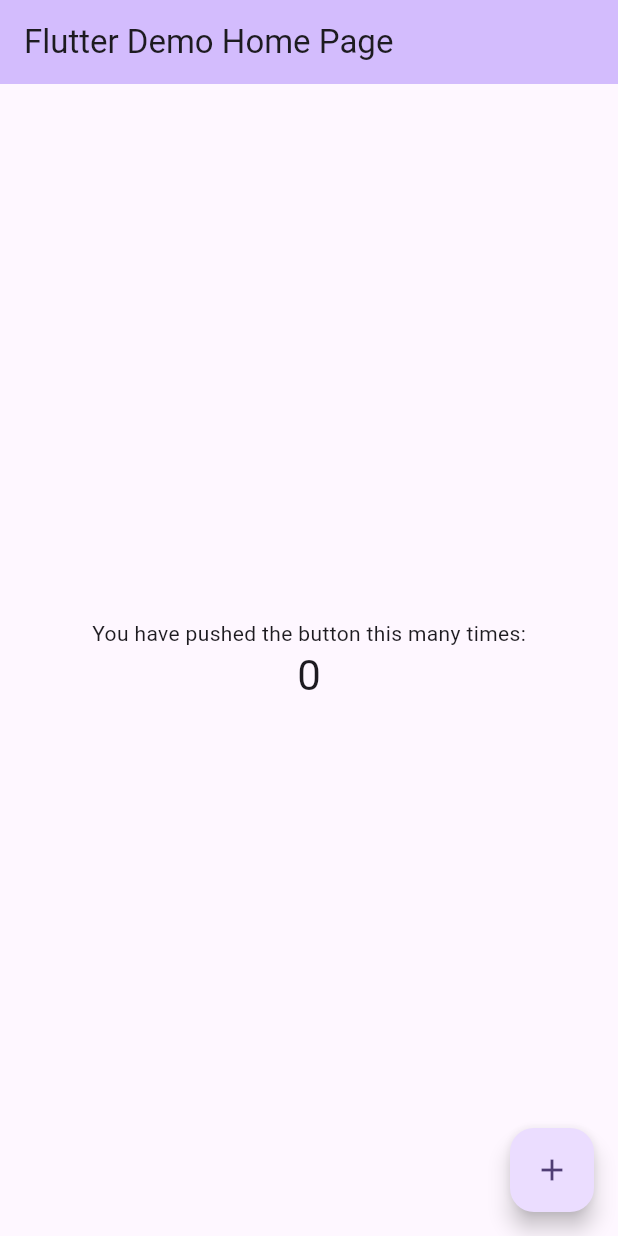
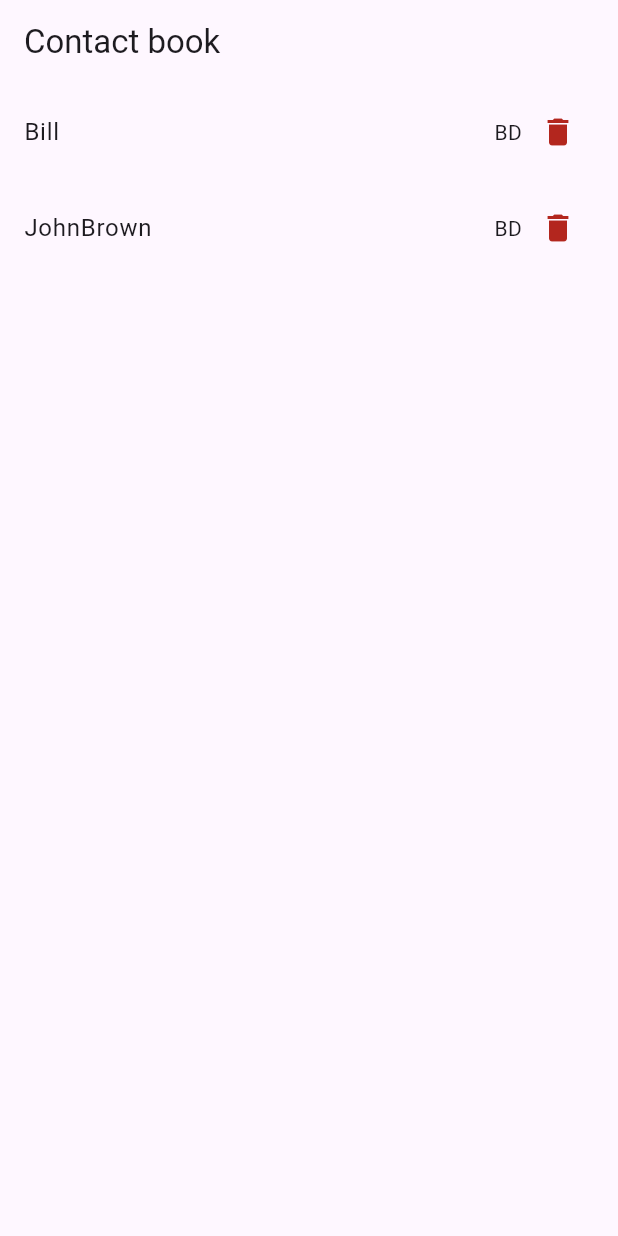
Before and after one commit to Dana-Nam/hw_28, a Flutter app: the screen it shows after launch, on a phone screen of 412 x 824 dp. Run offline on Flutter 3.47's test engine with Material 3 defaults, Android fonts, the phone set to English and light mode, and no system bars.

Commit message:
Added contact model, widget, screen, delete button

```diff
--- /dev/null
+++ b/lib/contacts_book.dart
@@ -0,0 +1,40 @@
+import 'package:flutter/material.dart';
+import 'package:hw_28/screens/contacts_screen.dart';
+
+import 'models/contact.dart';
+
+class ContactsBook extends StatefulWidget {
+  const ContactsBook({super.key});
+
+  @override
+  State<ContactsBook> createState() => _ContactsBookState();
+}
+
+class _ContactsBookState extends State<ContactsBook> {
+  List<Contact> contacts = [
+    Contact(name: 'Bill'),
+    Contact(name: 'John', surname: 'Brown'),
+  ];
+
+  void toggleContact(int index) {}
+
+  void deleteContact(int index) {
+    setState(() {
+      contacts.removeAt(index);
+    });
+  }
+
+  @override
+  Widget build(BuildContext context) {
+    return Scaffold(
+      appBar: AppBar(
+        title: Text('Contact book'),
+      ),
+      body: ContactsScreen(
+        contacts: contacts,
+        onToggle: toggleContact,
+        onDelete: deleteContact,
+      ),
+    );
+  }
+}
--- a/lib/main.dart
+++ b/lib/main.dart
@@ -1,125 +1,8 @@
 import 'package:flutter/material.dart';
+import 'package:hw_28/contacts_book.dart';
 
 void main() {
-  runApp(const MyApp());
+  runApp(MaterialApp(
+    home: ContactsBook(),
+  ));
 }
-
-class MyApp extends StatelessWidget {
-  const MyApp({super.key});
-
-  // This widget is the root of your application.
-  @override
-  Widget build(BuildContext context) {
-    return MaterialApp(
-      title: 'Flutter Demo',
-      theme: ThemeData(
-        // This is the theme of your application.
-        //
-        // TRY THIS: Try running your application with "flutter run". You'll see
-        // the application has a purple toolbar. Then, without quitting the app,
-        // try changing the seedColor in the colorScheme below to Colors.green
-        // and then invoke "hot reload" (save your changes or press the "hot
-        // reload" button in a Flutter-supported IDE, or press "r" if you used
-        // the command line to start the app).
-        //
-        // Notice that the counter didn't reset back to zero; the application
-        // state is not lost during the reload. To reset the state, use hot
-        // restart instead.
-        //
-        // This works for code too, not just values: Most code changes can be
-        // tested with just a hot reload.
-        colorScheme: ColorScheme.fromSeed(seedColor: Colors.deepPurple),
-        useMaterial3: true,
-      ),
-      home: const MyHomePage(title: 'Flutter Demo Home Page'),
-    );
-  }
-}
-
-class MyHomePage extends StatefulWidget {
-  const MyHomePage({super.key, required this.title});
-
-  // This widget is the home page of your application. It is stateful, meaning
-  // that it has a State object (defined below) that contains fields that affect
-  // how it looks.
-
-  // This class is the configuration for the state. It holds the values (in this
-  // case the title) provided by the parent (in this case the App widget) and
-  // used by the build method of the State. Fields in a Widget subclass are
-  // always marked "final".
-
-  final String title;
-
-  @override
-  State<MyHomePage> createState() => _MyHomePageState();
-}
-
-class _MyHomePageState extends State<MyHomePage> {
-  int _counter = 0;
-
-  void _incrementCounter() {
-    setState(() {
-      // This call to setState tells the Flutter framework that something has
-      // changed in this State, which causes it to rerun the build method below
-      // so that the display can reflect the updated values. If we changed
-      // _counter without calling setState(), then the build method would not be
-      // called again, and so nothing would appear to happen.
-      _counter++;
-    });
-  }
-
-  @override
-  Widget build(BuildContext context) {
-    // This method is rerun every time setState is called, for instance as done
-    // by the _incrementCounter method above.
-    //
-    // The Flutter framework has been optimized to make rerunning build methods
-    // fast, so that you can just rebuild anything that needs updating rather
-    // than having to individually change instances of widgets.
-    return Scaffold(
-      appBar: AppBar(
-        // TRY THIS: Try changing the color here to a specific color (to
-        // Colors.amber, perhaps?) and trigger a hot reload to see the AppBar
-        // change color while the other colors stay the same.
-        backgroundColor: Theme.of(context).colorScheme.inversePrimary,
-        // Here we take the value from the MyHomePage object that was created by
-        // the App.build method, and use it to set our appbar title.
-        title: Text(widget.title),
-      ),
-      body: Center(
-        // Center is a layout widget. It takes a single child and positions it
-        // in the middle of the parent.
-        child: Column(
-          // Column is also a layout widget. It takes a list of children and
-          // arranges them vertically. By default, it sizes itself to fit its
-          // children horizontally, and tries to be as tall as its parent.
-          //
-          // Column has various properties to control how it sizes itself and
-          // how it positions its children. Here we use mainAxisAlignment to
-          // center the children vertically; the main axis here is the vertical
-          // axis because Columns are vertical (the cross axis would be
-          // horizontal).
-          //
-          // TRY THIS: Invoke "debug painting" (choose the "Toggle Debug Paint"
-          // action in the IDE, or press "p" in the console), to see the
-          // wireframe for each widget.
-          mainAxisAlignment: MainAxisAlignment.center,
-          children: <Widget>[
-            const Text(
-              'You have pushed the button this many times:',
-            ),
-            Text(
-              '$_counter',
-              style: Theme.of(context).textTheme.headlineMedium,
-            ),
-          ],
-        ),
-      ),
-      floatingActionButton: FloatingActionButton(
-        onPressed: _incrementCounter,
-        tooltip: 'Increment',
-        child: const Icon(Icons.add),
-      ), // This trailing comma makes auto-formatting nicer for build methods.
-    );
-  }
-}
--- /dev/null
+++ b/lib/models/contact.dart
@@ -0,0 +1,21 @@
+class Contact {
+  final String name;
+  final String? surname;
+  final String? phone;
+  final String? email;
+  final DateTime? birthDate;
+
+  Contact({
+    required this.name,
+    this.surname,
+    this.phone,
+    this.email,
+    this.birthDate,
+  });
+
+  bool get isBirthday {
+    if (birthDate == null) return false;
+    final now = DateTime.now();
+    return now.month == birthDate!.month && now.day == birthDate!.day;
+  }
+}
--- /dev/null
+++ b/lib/screens/contacts_screen.dart
@@ -0,0 +1,32 @@
+import 'package:flutter/material.dart';
+import 'package:hw_28/widgets/contact_item.dart';
+
+import '../models/contact.dart';
+
+class ContactsScreen extends StatelessWidget {
+  final List<Contact> contacts;
+  final void Function(int index) onToggle;
+  final void Function(int index) onDelete;
+
+  const ContactsScreen(
+      {super.key,
+      required this.contacts,
+      required this.onToggle,
+      required this.onDelete});
+
+  @override
+  Widget build(BuildContext context) {
+    return Padding(
+      padding: const EdgeInsets.symmetric(horizontal: 8),
+      child: Column(
+        children: contacts
+            .map((contact) => ContactItem(
+                  contact: contact,
+                  onToggle: () => onToggle(contacts.indexOf(contact)),
+                  onDelete: () => onDelete(contacts.indexOf(contact)),
+                ))
+            .toList(),
+      ),
+    );
+  }
+}
--- /dev/null
+++ b/lib/widgets/contact_item.dart
@@ -0,0 +1,46 @@
+import 'package:flutter/material.dart';
+import 'package:hw_28/models/contact.dart';
+
+class ContactItem extends StatelessWidget {
+  final Contact contact;
+  final VoidCallback onToggle;
+  final VoidCallback onDelete;
+
+  const ContactItem({
+    super.key,
+    required this.contact,
+    required this.onToggle,
+    required this.onDelete,
+  });
+
+  @override
+  Widget build(BuildContext context) {
+    final theme = Theme.of(context);
+    final bodyLargeStyle = theme.textTheme.bodyLarge!;
+
+    return Padding(
+      padding: const EdgeInsets.all(8.0),
+      child: Row(
+        mainAxisAlignment: MainAxisAlignment.spaceBetween,
+        children: [
+          Row(
+            children: [
+              Text(contact.name, style: bodyLargeStyle),
+              if (contact.surname != null && contact.surname!.isNotEmpty)
+                Text('${contact.surname}', style: bodyLargeStyle),
+            ],
+          ),
+          Row(
+            children: [
+              Text('BD'),
+              IconButton(
+                icon: Icon(Icons.delete, color: theme.colorScheme.error),
+                onPressed: onDelete,
+              ),
+            ],
+          ),
+        ],
+      ),
+    );
+  }
+}
```
Also changed, not shown: 1 other file.
